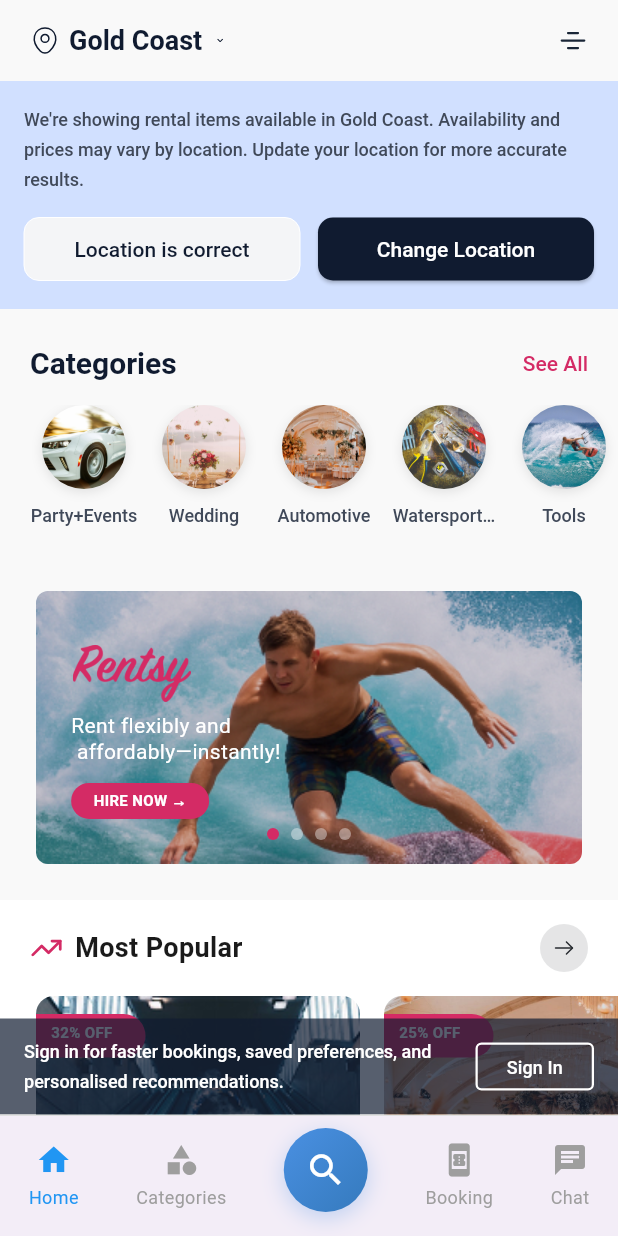
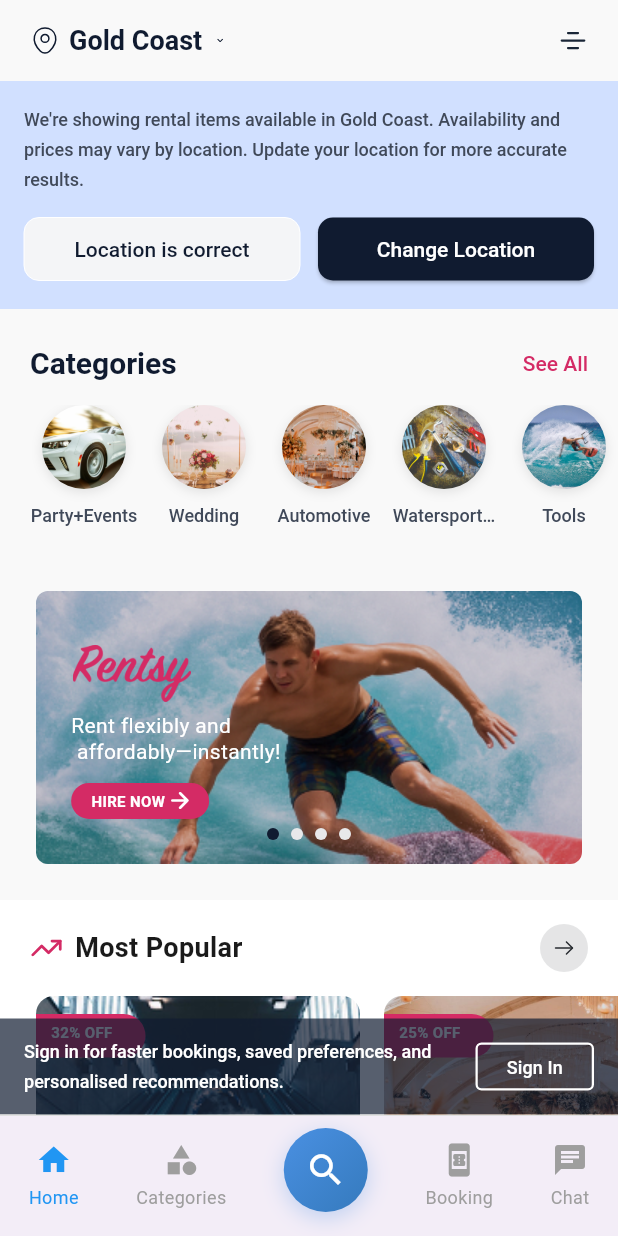
Before and after one commit to Nimesh07Lawati/unoapp, a Flutter app: the CategoriesScreen screen opened by its route, after a tap on "Home", on a phone screen of 412 x 824 dp. Run offline on Flutter 3.47's test engine with Material 3 defaults, Android fonts, the light colour scheme and no system bars; our stand-ins replace flutter_svg, go_router; Roboto replaces fonts that are missing (PublicSans).

Commit message:
the app text and others updates

```diff
--- a/lib/core/application_style/app_text_style.dart
+++ b/lib/core/application_style/app_text_style.dart
@@ -17,6 +17,15 @@ class AppTextStyles {
     height: 20 / 12, // line-height ÷ font-size
     letterSpacing: 0,
     color: Color(0xFF404959),
+  );
+
+  static const TextStyle bannerLabel = TextStyle(
+    fontFamily: 'PublicSans',
+    fontWeight: FontWeight.w500,
+    fontSize: 16,
+    height: 24 / 16, // line-height ÷ font-size
+    letterSpacing: 0,
+    color: Color(0xFF101B30),
   );
   static const TextStyle buttonLabelRight = TextStyle(
     fontFamily: 'PublicSans',
@@ -60,4 +69,37 @@ class AppTextStyles {
     letterSpacing: 0,
     color: Color(0xFF101B30),
   );
+  static const TextStyle cardTitle = TextStyle(
+    fontFamily: 'PublicSans',
+    fontWeight: FontWeight.w500,
+    fontSize: 16,
+    height: 24 / 16, // line-height ÷ font-size
+    letterSpacing: 0,
+    color: Color(0xFF101B30),
+  );
+
+  static const TextStyle cardSubtitle = TextStyle(
+    fontFamily: 'PublicSans',
+    fontWeight: FontWeight.w400,
+    fontSize: 14,
+    height: 22 / 14, // line-height ÷ font-size
+    letterSpacing: 0,
+    color: Color(0xFF404959),
+  );
+  static const TextStyle cardLocation = TextStyle(
+    fontFamily: 'PublicSans',
+    fontWeight: FontWeight.w400,
+    fontSize: 12,
+    height: 20 / 12, // line-height ÷ font-size
+    letterSpacing: 0,
+    color: Color(0xFF9E9E9E),
+  );
+  static const TextStyle priceLabel = TextStyle(
+    fontFamily: 'PublicSans',
+    fontWeight: FontWeight.w600,
+    fontSize: 18,
+    height: 22 / 18, // line-height ÷ font-size
+    letterSpacing: 0,
+    color: Color(0xFFD42B65),
+  );
 }
--- a/lib/screens/home_page_widgets/feature_store_section.dart
+++ b/lib/screens/home_page_widgets/feature_store_section.dart
@@ -138,19 +138,12 @@ class FeaturedStoresSection extends StatelessWidget {
           const SizedBox(height: 6),
           Text(
             name,
-            style: const TextStyle(
-              fontSize: 14,
-              fontWeight: FontWeight.w600,
-              color: Color(0xFF1A1A1A),
-            ),
+            style: AppTextStyles.cardTitle,
             maxLines: 1,
             overflow: TextOverflow.ellipsis,
           ),
           const SizedBox(height: 3),
-          Text(
-            subcategory,
-            style: const TextStyle(fontSize: 11, color: Color(0xFF8A8A8A)),
-          ),
+          Text(subcategory, style: AppTextStyles.cardSubtitle),
           const SizedBox(height: 4),
           Row(
             children: [
@@ -163,10 +156,7 @@ class FeaturedStoresSection extends StatelessWidget {
               Expanded(
                 child: Text(
                   location,
-                  style: const TextStyle(
-                    fontSize: 11,
-                    color: Color(0xFF8A8A8A),
-                  ),
+                  style: AppTextStyles.cardLocation,
                   maxLines: 1,
                   overflow: TextOverflow.ellipsis,
                 ),
--- a/lib/screens/home_page_widgets/introducing_product.dart
+++ b/lib/screens/home_page_widgets/introducing_product.dart
@@ -1,4 +1,5 @@
 import 'package:flutter/material.dart';
+import 'package:flutter_svg/flutter_svg.dart';
 
 class IntroducingProductCard extends StatefulWidget {
   const IntroducingProductCard({super.key});
@@ -51,8 +52,8 @@ class _IntroducingProductCardState extends State<IntroducingProductCard> {
                   height: 8,
                   decoration: BoxDecoration(
                     color: _currentPage == index
-                        ? const Color(0xFFD42B65)
-                        : Colors.white.withOpacity(0.4),
+                        ? const Color(0xFF101B30)
+                        : const Color(0xFFE7E8EA),
                     borderRadius: BorderRadius.circular(4),
                   ),
                 ),
@@ -130,13 +131,28 @@ class _IntroducingProductCardState extends State<IntroducingProductCard> {
                   borderRadius: BorderRadius.circular(24),
                 ),
                 alignment: Alignment.center,
-                child: const Text(
-                  'HIRE NOW →',
-                  style: TextStyle(
-                    fontSize: 10,
-                    fontWeight: FontWeight.w600,
-                    color: Colors.white,
-                  ),
+                child: Row(
+                  mainAxisAlignment: MainAxisAlignment.center,
+                  children: [
+                    const Text(
+                      'HIRE NOW',
+                      style: TextStyle(
+                        fontSize: 10,
+                        fontWeight: FontWeight.w600,
+                        color: Colors.white,
+                      ),
+                    ),
+                    const SizedBox(width: 4),
+                    SvgPicture.asset(
+                      'assets/icons/hire_now_arrow_icon.svg',
+                      width: 12,
+                      height: 12,
+                      colorFilter: const ColorFilter.mode(
+                        Colors.white,
+                        BlendMode.srcIn,
+                      ),
+                    ),
+                  ],
                 ),
               ),
             ],
--- a/lib/screens/home_page_widgets/most_popular_section.dart
+++ b/lib/screens/home_page_widgets/most_popular_section.dart
@@ -1,5 +1,6 @@
 import 'package:flutter/material.dart';
 import 'package:flutter_svg/flutter_svg.dart';
+import 'package:unoapp/core/application_style/app_text_style.dart';
 
 class MostPopularSection extends StatelessWidget {
   const MostPopularSection({super.key});
@@ -174,40 +175,24 @@ class MostPopularSection extends StatelessWidget {
                           children: [
                             Text(
                               item['title'] as String,
-                              style: const TextStyle(
-                                fontSize: 14,
-                                fontWeight: FontWeight.w600,
-                                color: Color(0xFF1A1A1A),
-                              ),
+                              style: AppTextStyles.cardTitle,
                               maxLines: 1,
                               overflow: TextOverflow.ellipsis,
                             ),
                             const SizedBox(height: 4),
                             Text(
                               item['subcategory'] as String,
-                              style: const TextStyle(
-                                fontSize: 12,
-                                fontWeight: FontWeight.w500,
-                                color: Color(0xFF101B30),
-                              ),
+                              style: AppTextStyles.cardSubtitle,
                             ),
                             const SizedBox(height: 4),
                             Text(
                               item['location'] as String,
-                              style: const TextStyle(
-                                fontSize: 12,
-                                fontWeight: FontWeight.w400,
-                                color: Color(0xFF9E9E9E),
-                              ),
+                              style: AppTextStyles.cardLocation,
                             ),
                             const SizedBox(height: 8),
                             Text(
                               'From \$${item['price']}/day',
-                              style: const TextStyle(
-                                fontSize: 13,
-                                fontWeight: FontWeight.w500,
-                                color: Color(0xFFD42B65),
-                              ),
+                              style: AppTextStyles.priceLabel,
                             ),
                           ],
                         ),
--- a/lib/screens/home_page_widgets/party_hire_section.dart
+++ b/lib/screens/home_page_widgets/party_hire_section.dart
@@ -114,28 +114,24 @@ class PartyHireSection extends StatelessWidget {
                             ),
                           ),
 
-                          // ✅ Discount badge — flat left, rounded right, flush to left edge
+                          // Discount badge — flat left, rounded right, flush to left edge
                           Positioned(
                             top: 12,
-                            left: 0, // ✅ Flush to left edge
+                            left: 0,
                             child: Container(
-                              width: 73, // ✅ Figma width
-                              height: 29, // ✅ Figma height
+                              width: 73,
+                              height: 29,
                               padding: const EdgeInsets.symmetric(
-                                horizontal: 10, // ✅ Figma padding-right/left
-                                vertical: 5, // ✅ Figma padding-top/bottom
+                                horizontal: 10,
+                                vertical: 5,
                               ),
                               decoration: const BoxDecoration(
-                                color: Color(0xFFD42B65), // ✅ Figma color
+                                color: Color(0xFFD42B65),
                                 borderRadius: BorderRadius.only(
-                                  topRight: Radius.circular(
-                                    47.4,
-                                  ), // ✅ Figma border-top-right-radius
-                                  bottomRight: Radius.circular(
-                                    47.4,
-                                  ), // ✅ Figma border-bottom-right-radius
-                                  topLeft: Radius.zero, // ✅ Flat left edge
-                                  bottomLeft: Radius.zero, // ✅ Flat left edge
+                                  topRight: Radius.circular(47.4),
+                                  bottomRight: Radius.circular(47.4),
+                                  topLeft: Radius.zero,
+                                  bottomLeft: Radius.zero,
                                 ),
                               ),
                               child: Text(
@@ -157,42 +153,41 @@ class PartyHireSection extends StatelessWidget {
                           children: [
                             Text(
                               item['title'] as String,
-                              style: const TextStyle(
-                                fontSize: 14,
-                                fontWeight: FontWeight.w600,
-                                color: Color(0xFF1A1A1A),
-                              ),
+                              style: AppTextStyles.cardTitle,
                               maxLines: 1,
                               overflow: TextOverflow.ellipsis,
                             ),
                             const SizedBox(height: 4),
                             Text(
                               item['subcategory'] as String,
-                              style: const TextStyle(
-                                fontSize: 12,
-                                color: Color(0xFF101B30),
-                              ),
+                              style: AppTextStyles.cardSubtitle,
                               maxLines: 1,
                               overflow: TextOverflow.ellipsis,
                             ),
                             const SizedBox(height: 4),
-                            Text(
-                              item['location'] as String,
-                              style: const TextStyle(
-                                fontSize: 12,
-                                color: Color(0xFF9E9E9E),
-                              ),
-                              maxLines: 1,
-                              overflow: TextOverflow.ellipsis,
+                            // Location row with icon (updated)
+                            Row(
+                              children: [
+                                const Icon(
+                                  Icons.location_on_outlined,
+                                  size: 14,
+                                  color: Color(0xFF8A8A8A),
+                                ),
+                                const SizedBox(width: 4),
+                                Expanded(
+                                  child: Text(
+                                    item['location'] as String,
+                                    style: AppTextStyles.cardLocation,
+                                    maxLines: 1,
+                                    overflow: TextOverflow.ellipsis,
+                                  ),
+                                ),
+                              ],
                             ),
                             const SizedBox(height: 8),
                             Text(
                               'From \$${item['price']}/day',
-                              style: const TextStyle(
-                                fontSize: 13,
-                                fontWeight: FontWeight.w500,
-                                color: Color(0xFFD42B65),
-                              ),
+                              style: AppTextStyles.priceLabel,
                             ),
                           ],
                         ),
--- a/lib/screens/home_page_widgets/popular_sub_category_section.dart
+++ b/lib/screens/home_page_widgets/popular_sub_category_section.dart
@@ -99,11 +99,7 @@ class PopularSubcategoriesSection extends StatelessWidget {
                         alignment: Alignment.centerLeft,
                         child: Text(
                           item['title']!,
-                          style: const TextStyle(
-                            fontSize: 13,
-                            fontWeight: FontWeight.w600,
-                            color: Color(0xFF1A1A1A),
-                          ),
+                          style: AppTextStyles.cardTitle,
                           textAlign: TextAlign.left,
                           maxLines: 1,
                           overflow: TextOverflow.ellipsis,
--- a/lib/screens/home_page_widgets/product_banners.dart
+++ b/lib/screens/home_page_widgets/product_banners.dart
@@ -105,7 +105,7 @@ class SingleBannerCard extends StatelessWidget {
                     vertical: 10,
                   ),
                   decoration: BoxDecoration(
-                    color: const Color(0xFFE91E8C),
+                    color: const Color(0xFFD42B65),
                     borderRadius: BorderRadius.circular(6),
                   ),
                   child: const Text(
--- a/pubspec.yaml
+++ b/pubspec.yaml
@@ -51,3 +51,4 @@ flutter:
     - assets/images/audio_mixer.jpg
     - assets/images/bike.png
     - assets/images/first_store.jpg
+    - assets/icons/hire_now_arrow_icon.svg
```
Also changed, not shown: assets/icons/Chat.svg (added), assets/icons/hire_now_arrow_icon.svg (added), assets/images/hire_now_arrow.png (added).
